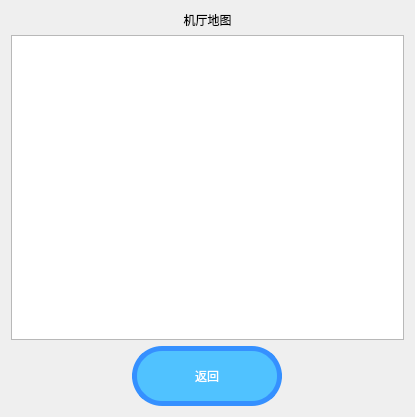
First picture: the form in ui_class/map_window.ui, repository reflux18d/MaiGO, before the edit.
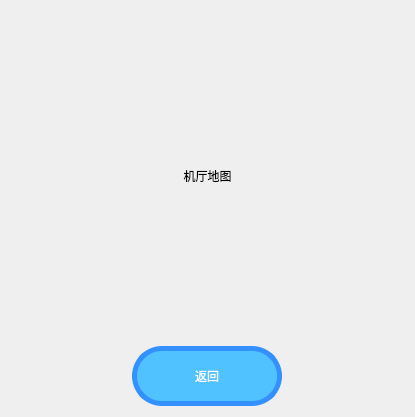
Second picture: the form after the edit. Icons and pictures are not drawn.

Patch:
```diff
--- a/ui_class/map_window.ui
+++ b/ui_class/map_window.ui
@@ -33,7 +33,7 @@
     </widget>
    </item>
    <item>
-    <widget class="QGraphicsView" name="view"/>
+    <layout class="QVBoxLayout" name="view_layout"/>
    </item>
    <item>
     <layout class="QHBoxLayout" name="horizontalLayout">
```
